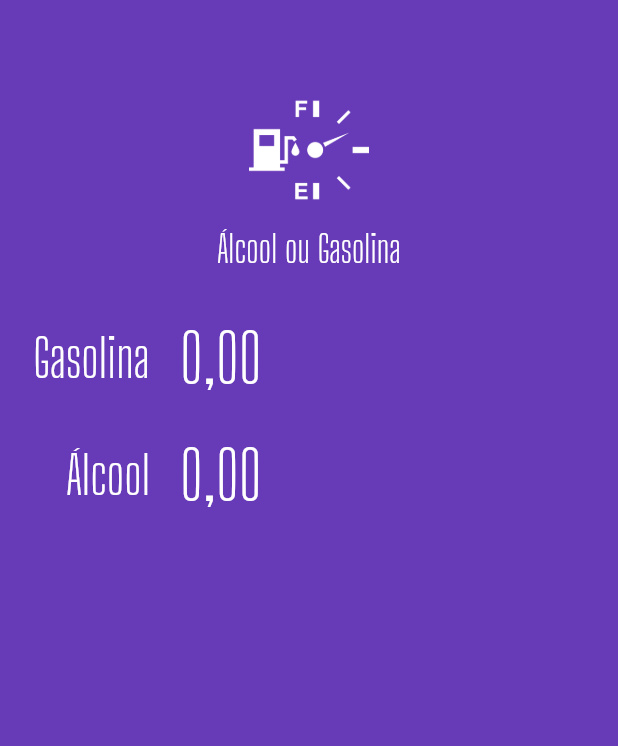
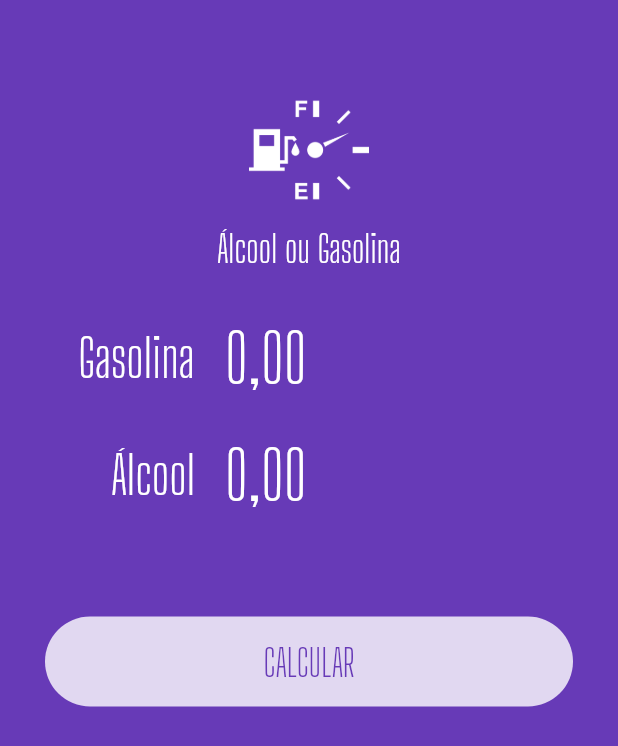
Before and after one commit to anahelenasilva/alcool_gasolina_flutter, a Flutter app: the screen it shows after launch, on a phone screen of 412 x 824 dp. Shown: the top 746 px of the screen. Run offline on Flutter 3.47's test engine with Material 2 defaults, Android fonts, the phone set to English and light mode, and no system bars; our stand-ins replace flutter_masked_text.

Commit message:
Add loading button, submit form, success and home

```diff
--- a/alcool_gasolina/lib/main.dart
+++ b/alcool_gasolina/lib/main.dart
@@ -1,7 +1,5 @@
-import 'package:alcool_gasolina/widgets/input.widget.dart';
-import 'package:alcool_gasolina/widgets/logo.widget.dart';
+import 'package:alcool_gasolina/pages/home.page.dart';
 import 'package:flutter/material.dart';
-import 'package:flutter_masked_text/flutter_masked_text.dart';
 
 void main() => runApp(MyApp());
 
@@ -18,28 +16,3 @@ class MyApp extends StatelessWidget {
     );
   }
 }
-
-class HomePage extends StatelessWidget {
-  var _gasCtrl = new MoneyMaskedTextController();
-  var _alcCtrl = new MoneyMaskedTextController();
-
-  @override
-  Widget build(BuildContext context) {
-    return Scaffold(
-      backgroundColor: Theme.of(context).primaryColor,
-      body: ListView(
-        children: <Widget>[
-          Logo(),
-          Input(
-            ctrl: _gasCtrl,
-            label: "Gasolina",
-          ),
-          Input(
-            ctrl: _alcCtrl,
-            label: "Álcool",
-          )
-        ],
-      ),
-    );
-  }
-}
--- /dev/null
+++ b/alcool_gasolina/lib/pages/home.page.dart
@@ -0,0 +1,84 @@
+import 'package:alcool_gasolina/widgets/logo.widget.dart';
+import 'package:alcool_gasolina/widgets/submit-form.widget.dart';
+import 'package:alcool_gasolina/widgets/success.widget.dart';
+import 'package:flutter/cupertino.dart';
+import 'package:flutter/material.dart';
+import 'package:flutter_masked_text/flutter_masked_text.dart';
+
+class HomePage extends StatefulWidget {
+  @override
+  _HomePageState createState() => _HomePageState();
+}
+
+class _HomePageState extends State<HomePage> {
+  Color _color = Colors.deepPurple;
+  var _gasCtrl = new MoneyMaskedTextController();
+  var _alcCtrl = new MoneyMaskedTextController();
+  var _busy = false;
+  var _completed = false;
+  var _resultText = "Compensa utilizar álcool";
+
+  @override
+  Widget build(BuildContext context) {
+    return Scaffold(
+        backgroundColor: Theme.of(context).primaryColor,
+        body: AnimatedContainer(
+          duration: Duration(
+            milliseconds: 1200,
+          ),
+          color: _color,
+          child: ListView(
+            children: <Widget>[
+              Logo(),
+              _completed
+                  ? Success(
+                      result: _resultText,
+                      reset: reset,
+                    )
+                  : SubmitForm(
+                      busy: _busy,
+                      alcCtrl: _alcCtrl,
+                      gasCtrl: _gasCtrl,
+                      submitFunc: calcular,
+                    )
+            ],
+          ),
+        ));
+  }
+
+  Future calcular() {
+    double alc =
+        double.parse(_alcCtrl.text.replaceAll(new RegExp(r'[,.]'), '')) / 100;
+    double gas =
+        double.parse(_gasCtrl.text.replaceAll(new RegExp(r'[,.]'), '')) / 100;
+    double res = alc / gas;
+
+    setState(() {
+      _color = Colors.deepPurpleAccent;
+      _completed = false;
+      _busy = true;
+    });
+
+    return new Future.delayed(const Duration(seconds: 1), () {
+      setState(() {
+        if (res >= 0.7) {
+          _resultText = "Compensa utilizar Gasolina!";
+        } else {
+          _resultText = "Compensa utilizar Álcool!";
+        }
+        _completed = true;
+        _busy = false;
+      });
+    });
+  }
+
+  reset() {
+    setState(() {
+      _alcCtrl = new MoneyMaskedTextController();
+      _gasCtrl = new MoneyMaskedTextController();
+      _completed = false;
+      _busy = false;
+      _color = Colors.deepPurple;
+    });
+  }
+}
--- /dev/null
+++ b/alcool_gasolina/lib/widgets/loading-button.widget.dart
@@ -0,0 +1,49 @@
+import 'package:flutter/material.dart';
+
+class LoadingButton extends StatelessWidget {
+  var busy = false;
+  var invert = false;
+  Function func;
+  var text = "";
+
+  LoadingButton({
+    @required this.busy,
+    @required this.invert,
+    @required this.func,
+    @required this.text,
+  });
+
+  @override
+  Widget build(BuildContext context) {
+    return busy
+        ? Container(
+            alignment: Alignment.center,
+            height: 50,
+            child: CircularProgressIndicator(
+              backgroundColor: Colors.white,
+            ),
+          )
+        : Container(
+            margin: EdgeInsets.all(30),
+            height: 60,
+            width: double.infinity,
+            decoration: BoxDecoration(
+              color: invert
+                  ? Theme.of(context).primaryColor
+                  : Colors.white.withOpacity(0.8),
+              borderRadius: BorderRadius.circular(60),
+            ),
+            child: FlatButton(
+              child: Text(
+                text,
+                style: TextStyle(
+                  color: invert ? Colors.white : Theme.of(context).primaryColor,
+                  fontSize: 25,
+                  fontFamily: "Big Shoulders Display",
+                ),
+              ),
+              onPressed: func,
+            ),
+          );
+  }
+}
--- /dev/null
+++ b/alcool_gasolina/lib/widgets/submit-form.widget.dart
@@ -0,0 +1,50 @@
+import 'package:flutter/material.dart';
+import 'package:flutter_masked_text/flutter_masked_text.dart';
+
+import 'input.widget.dart';
+import 'loading-button.widget.dart';
+
+class SubmitForm extends StatelessWidget {
+  var gasCtrl = new MoneyMaskedTextController();
+  var alcCtrl = new MoneyMaskedTextController();
+  var busy = false;
+  Function submitFunc;
+
+  SubmitForm({
+    @required this.gasCtrl,
+    @required this.alcCtrl,
+    @required this.busy,
+    @required this.submitFunc,
+  });
+
+  @override
+  Widget build(BuildContext context) {
+    return Column(
+      children: <Widget>[
+        Padding(
+          padding: EdgeInsets.only(left: 30, right: 30),
+          child: Input(
+            ctrl: gasCtrl,
+            label: "Gasolina",
+          ),
+        ),
+        Padding(
+          padding: EdgeInsets.only(left: 30, right: 30),
+          child: Input(
+            ctrl: alcCtrl,
+            label: "Álcool",
+          ),
+        ),
+        SizedBox(
+          height: 25,
+        ),
+        LoadingButton(
+          busy: busy,
+          func: submitFunc,
+          text: "CALCULAR",
+          invert: false,
+        ),
+      ],
+    );
+  }
+}
```
Also changed, not shown: alcool_gasolina/lib/widgets/success.widget.dart (added, +49 -0 lines).
